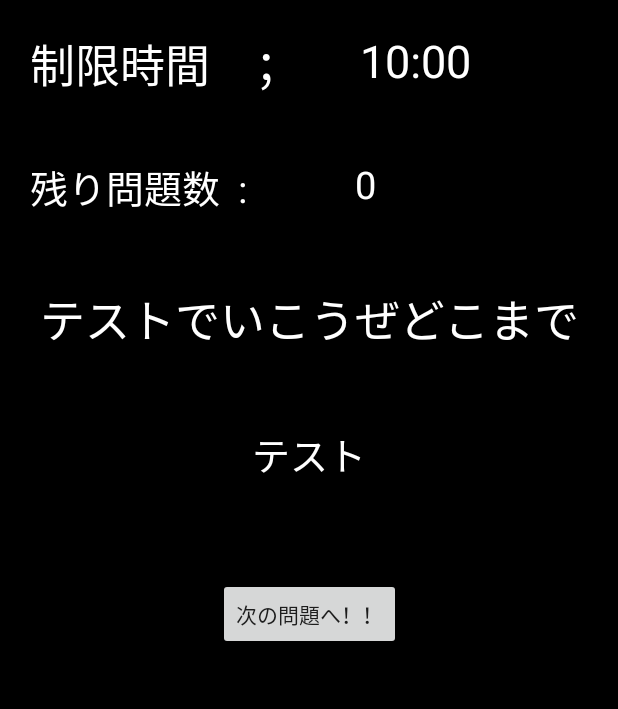
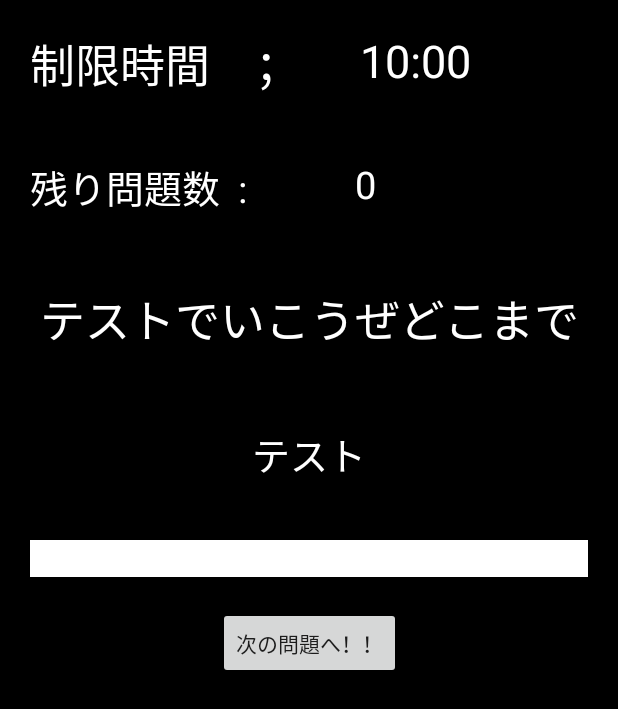
Before and after one commit to Takuro-Researcher/RapDict, an Android app: the fragment GamePlayFragment shown on its own in the app's theme, on a phone screen of 412 x 824 dp. Shown: the top 709 px of the screen. Run offline under Robolectric (Android 15) with nearby library versions, the phone set to English and light mode, and no system bars; our stand-ins replace data binding; 8 statements that could not run were skipped.

Commit message:
refs #171 designの手直し終了。

```diff
--- a/app/src/main/java/com/rapdict/takuro/rapdict/game/GamePlayFragment.kt
+++ b/app/src/main/java/com/rapdict/takuro/rapdict/game/GamePlayFragment.kt
@@ -74,12 +74,6 @@ class GamePlayFragment : androidx.fragment.app.Fragment() {
             questionWord.length = jsonQuestionWord.getInt("length")
             words.add(questionWord)
         }
-        // TODO TableRowにEditTextを入れる
-
-
-
-
-
 
         val transaction2 = fragmentManager?.beginTransaction()
         val resultFragment = ResultFragment()
--- a/app/src/main/java/com/rapdict/takuro/rapdict/game/GamePlayViewModel.kt
+++ b/app/src/main/java/com/rapdict/takuro/rapdict/game/GamePlayViewModel.kt
@@ -16,6 +16,7 @@ class GamePlayViewModel(application: Application) : AndroidViewModel(application
     var editTwoWeight: MutableLiveData<Float> = MutableLiveData()
     var editThreeWeight: MutableLiveData<Float> = MutableLiveData()
     var editFourWeight: MutableLiveData<Float> = MutableLiveData()
+    var editTwoVisibility : MutableLiveData<Int>  = MutableLiveData()
 
     //ViewModel初期化時にロード
     init {
@@ -25,11 +26,13 @@ class GamePlayViewModel(application: Application) : AndroidViewModel(application
         editTwoWeight.value = 0f
         editThreeWeight.value = 0f
         editFourWeight.value = 0f
+        editTwoVisibility.value = View.GONE
     }
 
     fun draw(answer:Int){
         when(answer) {
             2 -> {
+                editTwoVisibility.value = View.VISIBLE
                 editOneWeight.value = 0.5f
                 editTwoWeight.value = 0.5f
             }
@@ -40,6 +43,7 @@ class GamePlayViewModel(application: Application) : AndroidViewModel(application
             }
             4 -> {
                 twoRowVisibility.value = View.VISIBLE
+                editTwoVisibility.value = View.VISIBLE
                 editOneWeight.value = 0.5f
                 editTwoWeight.value = 0.5f
                 editThreeWeight.value = 0.5f
--- a/app/src/main/res/layout/fragment_game.xml
+++ b/app/src/main/res/layout/fragment_game.xml
@@ -97,15 +97,20 @@
 
             <EditText
                 android:id="@+id/rhyme_edit_one"
+                android:background="@color/colorWhite"
                 android:layout_width="0dp"
+                android:layout_margin="20sp"
                 android:layout_weight="@{data.editOneWeight}"
                 android:layout_height="wrap_content"
                 />
             <EditText
                 android:id="@+id/rhyme_edit_two"
                 android:layout_width="0dp"
+                android:background="@color/colorWhite"
+                android:layout_margin="20sp"
                 android:layout_weight="@{data.editTwoWeight}"
                 android:layout_height="wrap_content"
+                android:visibility="@{data.editTwoVisibility}"
                 />
         </TableRow>
         <TableRow
@@ -115,12 +120,16 @@
             <EditText
                 android:id="@+id/rhyme_edit_three"
                 android:layout_width="0dp"
+                android:background="@color/colorWhite"
+                android:layout_margin="20sp"
                 android:layout_weight="@{data.editThreeWeight}"
                 android:layout_height="wrap_content"
                 />
             <EditText
                 android:id="@+id/rhyme_edit_four"
+                android:background="@color/colorWhite"
                 android:layout_width="0dp"
+                android:layout_margin="20sp"
                 android:layout_weight="@{data.editFourWeight}"
                 android:layout_height="wrap_content"
                 />
```
